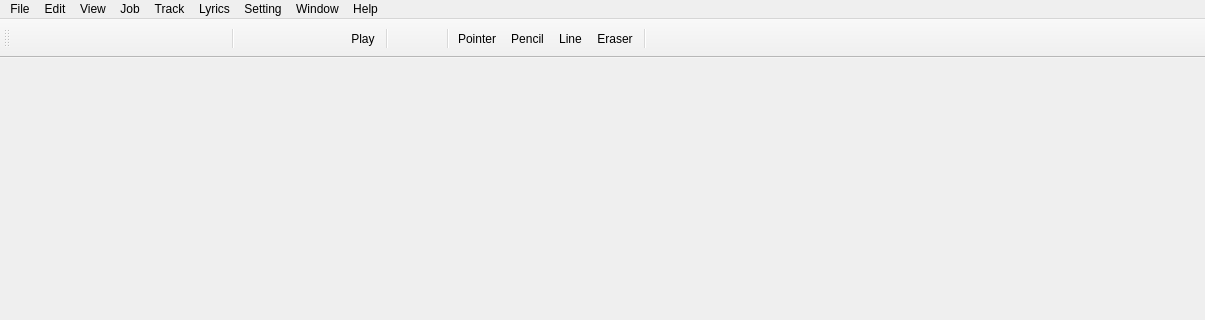
Above: qt/gui/WindowMainView.ui from cadencii/cadencii-nt before the change; both pictures show x 0 to 1205 and y 0 to 320 of the 1205 by 758 pixel window. Below: the same form after it.
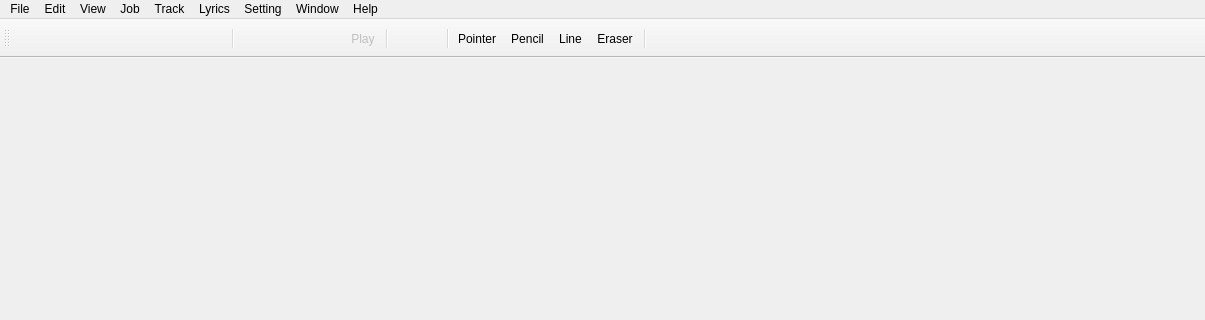
That is the form after the change. Icons and pictures are not drawn. Custom widgets are drawn as their Qt base class.

Commit message: Modify qt/gui/WindowMainView.ui, disable non-implemented tool buttons and menu items.

What changed in the file:
```diff
--- a/qt/gui/WindowMainView.ui
+++ b/qt/gui/WindowMainView.ui
@@ -380,6 +380,9 @@
    </property>
   </action>
   <action name="action_16">
+   <property name="enabled">
+    <bool>false</bool>
+   </property>
    <property name="icon">
     <iconset resource="../Cadencii.qrc">
      <normaloff>:/icons/resource/disk__plus.png</normaloff>:/icons/resource/disk__plus.png</iconset>
@@ -971,6 +974,9 @@
    </property>
   </action>
   <action name="action_17">
+   <property name="enabled">
+    <bool>false</bool>
+   </property>
    <property name="icon">
     <iconset resource="../Cadencii.qrc">
      <normaloff>:/icons/resource/folder_horizontal_open.png</normaloff>:/icons/resource/folder_horizontal_open.png</iconset>
@@ -980,6 +986,9 @@
    </property>
   </action>
   <action name="action_18">
+   <property name="enabled">
+    <bool>false</bool>
+   </property>
    <property name="icon">
     <iconset resource="../Cadencii.qrc">
      <normaloff>:/icons/resource/disk.png</normaloff>:/icons/resource/disk.png</iconset>
@@ -989,6 +998,9 @@
    </property>
   </action>
   <action name="action_19">
+   <property name="enabled">
+    <bool>false</bool>
+   </property>
    <property name="icon">
     <iconset resource="../Cadencii.qrc">
      <normaloff>:/icons/resource/scissors.png</normaloff>:/icons/resource/scissors.png</iconset>
@@ -998,6 +1010,9 @@
    </property>
   </action>
   <action name="action_20">
+   <property name="enabled">
+    <bool>false</bool>
+   </property>
    <property name="icon">
     <iconset resource="../Cadencii.qrc">
      <normaloff>:/icons/resource/documents.png</normaloff>:/icons/resource/documents.png</iconset>
@@ -1007,6 +1022,9 @@
    </property>
   </action>
   <action name="action_21">
+   <property name="enabled">
+    <bool>false</bool>
+   </property>
    <property name="icon">
     <iconset resource="../Cadencii.qrc">
      <normaloff>:/icons/resource/clipboard_paste.png</normaloff>:/icons/resource/clipboard_paste.png</iconset>
@@ -1040,6 +1058,9 @@
    </property>
   </action>
   <action name="action_24">
+   <property name="enabled">
+    <bool>false</bool>
+   </property>
    <property name="icon">
     <iconset resource="../Cadencii.qrc">
      <normaloff>:/icons/resource/control_stop_180.png</normaloff>:/icons/resource/control_stop_180.png</iconset>
@@ -1067,6 +1088,9 @@
    </property>
   </action>
   <action name="toolActionPlay">
+   <property name="enabled">
+    <bool>false</bool>
+   </property>
    <property name="icon">
     <iconset resource="../Cadencii.qrc">
      <normaloff>:/icons/resource/control.png</normaloff>:/icons/resource/control.png</iconset>
@@ -1097,6 +1121,9 @@
    <property name="checkable">
     <bool>true</bool>
    </property>
+   <property name="enabled">
+    <bool>false</bool>
+   </property>
    <property name="icon">
     <iconset resource="../Cadencii.qrc">
      <normaloff>:/icons/resource/arrow_return.png</normaloff>:/icons/resource/arrow_return.png</iconset>
@@ -1181,6 +1208,9 @@
    <property name="checkable">
     <bool>true</bool>
    </property>
+   <property name="enabled">
+    <bool>false</bool>
+   </property>
    <property name="icon">
     <iconset resource="../Cadencii.qrc">
      <normaloff>:/icons/resource/layer_shape_curve.png</normaloff>:/icons/resource/layer_shape_curve.png</iconset>
@@ -1193,6 +1223,9 @@
    <property name="checkable">
     <bool>true</bool>
    </property>
+   <property name="enabled">
+    <bool>false</bool>
+   </property>
    <property name="icon">
     <iconset resource="../Cadencii.qrc">
      <normaloff>:/icons/resource/piano.png</normaloff>:/icons/resource/piano.png</iconset>
@@ -1202,6 +1235,9 @@
    </property>
   </action>
   <action name="toolActionToEnd">
+   <property name="enabled">
+    <bool>false</bool>
+   </property>
    <property name="icon">
     <iconset resource="../Cadencii.qrc">
      <normaloff>:/icons/resource/control_stop.png</normaloff>:/icons/resource/control_stop.png</iconset>
```
Left out of the diff: 171 changed lines with no effect on the pictures.
